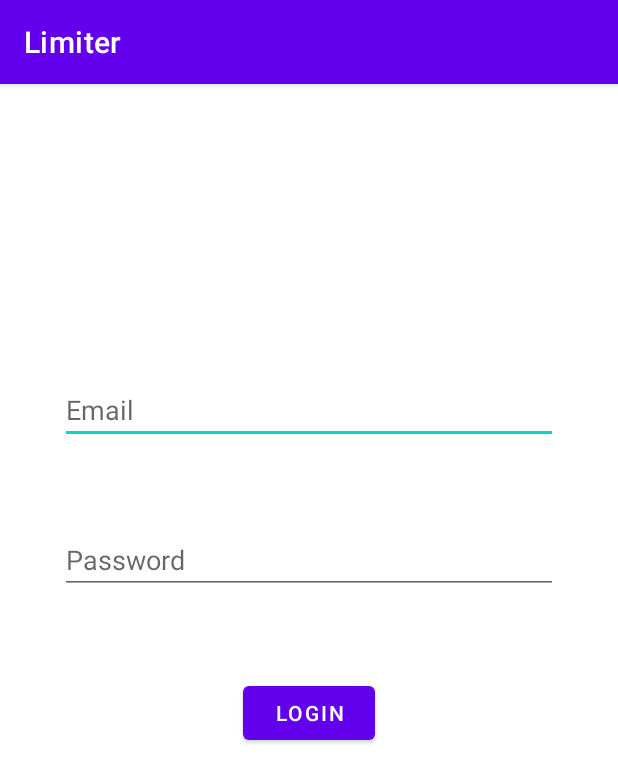
After one commit to mohit-1089/Limiter, an Android app: the Login screen opened directly, with no data from a screen before it, on a phone screen of 412 x 824 dp. The commit adds this screen. Shown: the top 783 px of the screen. Run offline under Robolectric (Android 15) with nearby library versions, the phone set to English and light mode, and no system bars.

Commit message:
Added Login Activity

```diff
--- a/Limiter/app/src/main/AndroidManifest.xml
+++ b/Limiter/app/src/main/AndroidManifest.xml
@@ -10,6 +10,9 @@
         android:supportsRtl="true"
         android:theme="@style/Theme.Limiter">
         <activity
+            android:name=".Login"
+            android:exported="false" />
+        <activity
             android:name=".MainActivity"
             android:exported="true">
             <intent-filter>
--- /dev/null
+++ b/Limiter/app/src/main/java/com/example/limiter/Login.java
@@ -0,0 +1,14 @@
+package com.example.limiter;
+
+import androidx.appcompat.app.AppCompatActivity;
+
+import android.os.Bundle;
+
+public class Login extends AppCompatActivity {
+
+    @Override
+    protected void onCreate(Bundle savedInstanceState) {
+        super.onCreate(savedInstanceState);
+        setContentView(R.layout.activity_login);
+    }
+}
--- a/Limiter/app/src/main/java/com/example/limiter/MainActivity.java
+++ b/Limiter/app/src/main/java/com/example/limiter/MainActivity.java
@@ -2,7 +2,9 @@ package com.example.limiter;
 
 import androidx.appcompat.app.AppCompatActivity;
 
+import android.content.Intent;
 import android.os.Bundle;
+import android.view.View;
 
 public class MainActivity extends AppCompatActivity {
 
@@ -11,4 +13,10 @@ public class MainActivity extends AppCompatActivity {
         super.onCreate(savedInstanceState);
         setContentView(R.layout.activity_main);
     }
+
+    public void openLoginPage(View view) {
+
+        Intent intent=new Intent(this,Login.class);
+        startActivity(intent);
+    }
 }
--- /dev/null
+++ b/Limiter/app/src/main/res/layout/activity_login.xml
@@ -0,0 +1,51 @@
+<?xml version="1.0" encoding="utf-8"?>
+<androidx.constraintlayout.widget.ConstraintLayout xmlns:android="http://schemas.android.com/apk/res/android"
+    xmlns:app="http://schemas.android.com/apk/res-auto"
+    xmlns:tools="http://schemas.android.com/tools"
+    android:layout_width="match_parent"
+    android:layout_height="match_parent"
+    tools:context=".Login">
+
+    <EditText
+        android:id="@+id/email"
+        android:layout_width="match_parent"
+        android:layout_height="40dp"
+        android:hint="Email"
+        android:layout_marginLeft="40dp"
+        android:layout_marginRight="40dp"
+        app:layout_constraintLeft_toLeftOf="parent"
+        app:layout_constraintRight_toRightOf="parent"
+        app:layout_constraintTop_toTopOf="parent"
+        android:layout_marginTop="200dp"
+        />
+
+    <EditText
+        android:id="@+id/password"
+        android:layout_width="match_parent"
+        android:layout_height="40dp"
+        android:hint="Password"
+        android:layout_marginLeft="40dp"
+        android:layout_marginRight="40dp"
+        app:layout_constraintLeft_toLeftOf="parent"
+        app:layout_constraintRight_toRightOf="parent"
+        app:layout_constraintTop_toTopOf="@id/email"
+        android:layout_marginTop="100dp"
+
+        />
+
+    <Button
+        android:id="@+id/loginBtn"
+        android:layout_width="wrap_content"
+        android:layout_height="wrap_content"
+        android:text="LOGIN"
+        android:padding="8dp"
+        app:layout_constraintTop_toBottomOf="@+id/password"
+        android:layout_marginTop="55dp"
+        app:layout_constraintRight_toRightOf="parent"
+        app:layout_constraintLeft_toLeftOf="parent" />
+
+
+
+
+
+</androidx.constraintlayout.widget.ConstraintLayout>
--- a/Limiter/app/src/main/res/layout/activity_main.xml
+++ b/Limiter/app/src/main/res/layout/activity_main.xml
@@ -30,7 +30,7 @@
         />
 
     <Button
-        android:id="@+id/user"
+        android:id="@+id/userBtn"
         android:layout_width="215dp"
         android:layout_height="50dp"
         android:text="@string/user"
@@ -40,19 +40,20 @@
         app:layout_constraintRight_toRightOf="parent"
 
         android:layout_marginTop="100dp"
-
+        android:onClick="openLoginPage"
         />
 
     <Button
-        android:id="@+id/admin"
+        android:id="@+id/adminBtn"
         android:layout_width="215dp"
         android:layout_height="50dp"
         android:text="@string/admin"
         android:textSize="21sp"
-        app:layout_constraintTop_toBottomOf="@id/user"
+        app:layout_constraintTop_toBottomOf="@id/userBtn"
         app:layout_constraintLeft_toLeftOf="parent"
         app:layout_constraintRight_toRightOf="parent"
         android:layout_marginTop="50dp"
+        android:onClick="openLoginPage"
         />
 
 
```
